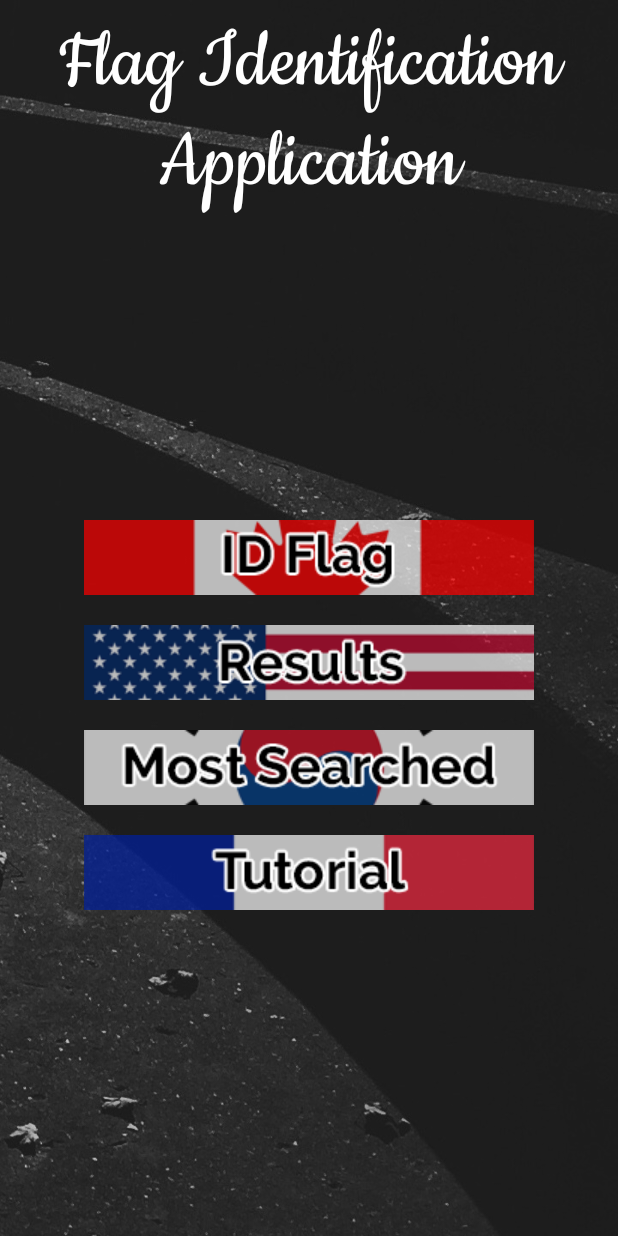
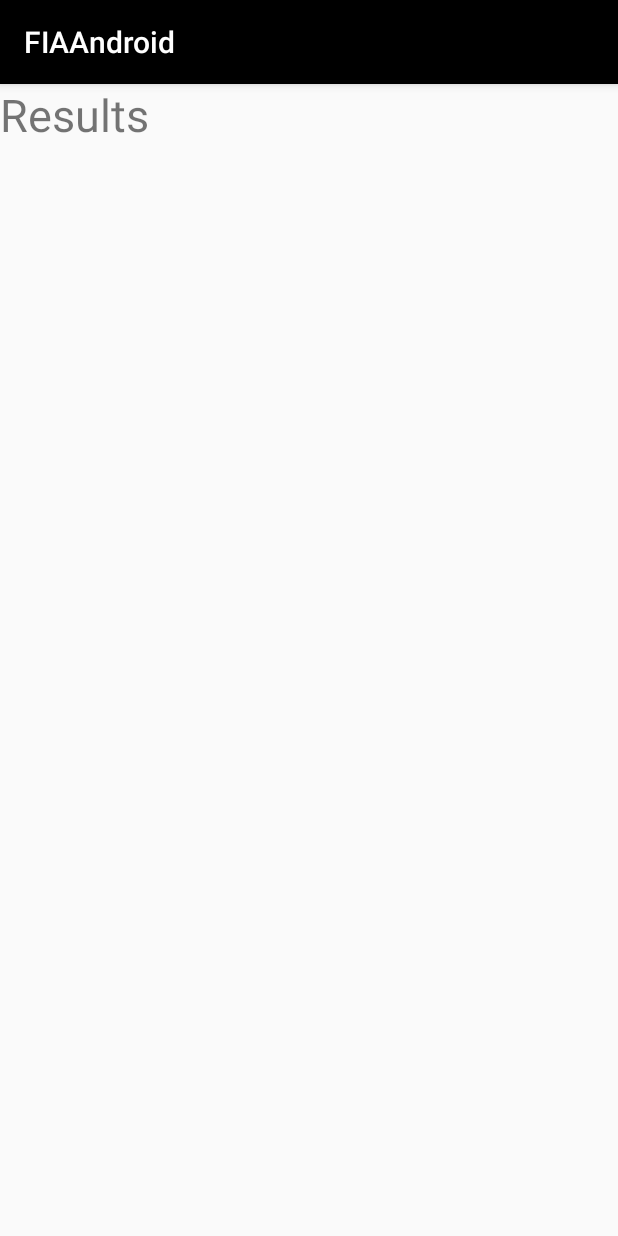
Before and after one commit to jandird/FIA, an Android app: the screen it shows after launch (MainActivity before the commit, ResultsActivity after it), after a tap on an icon or button, on a phone screen of 412 x 824 dp. Run offline under Robolectric (Android 15) with nearby library versions, the phone set to English and light mode, and no system bars.

Commit message:
created results page

```diff
--- a/FIAAndroid/app/src/main/AndroidManifest.xml
+++ b/FIAAndroid/app/src/main/AndroidManifest.xml
@@ -4,6 +4,7 @@
 
     <uses-permission android:name="android.permission.CAMERA"/>
     <uses-permission android:name="android.permission.WRITE_EXTERNAL_STORAGE"/>
+
     <uses-feature android:name="android.hardware.camera"/>
 
     <application
@@ -27,6 +28,8 @@
         </activity>
         <activity android:name=".CropActivity">
         </activity>
+        <activity android:name=".ResultsActivity">
+        </activity>
     </application>
 
 </manifest>
--- a/FIAAndroid/app/src/main/java/com/dalipjandir/fiaandroid/MainActivity.java
+++ b/FIAAndroid/app/src/main/java/com/dalipjandir/fiaandroid/MainActivity.java
@@ -51,7 +51,7 @@ public class MainActivity extends AppCompatActivity implements View.OnClickListe
             startActivity(new Intent(this, UploadActivity.class));
         }
         if (v == buttonResults){
-            System.out.println("buttonResults");
+            startActivity(new Intent(this, ResultsActivity.class));
         }
         if (v == buttonMS){
             System.out.println("buttonMS");
--- /dev/null
+++ b/FIAAndroid/app/src/main/java/com/dalipjandir/fiaandroid/ResultsActivity.java
@@ -0,0 +1,13 @@
+package com.dalipjandir.fiaandroid;
+
+import android.support.v7.app.AppCompatActivity;
+import android.os.Bundle;
+
+public class ResultsActivity extends AppCompatActivity {
+
+    @Override
+    protected void onCreate(Bundle savedInstanceState) {
+        super.onCreate(savedInstanceState);
+        setContentView(R.layout.activity_results);
+    }
+}
--- /dev/null
+++ b/FIAAndroid/app/src/main/res/layout/activity_results.xml
@@ -0,0 +1,16 @@
+<?xml version="1.0" encoding="utf-8"?>
+<android.support.constraint.ConstraintLayout
+        xmlns:android="http://schemas.android.com/apk/res/android"
+        xmlns:tools="http://schemas.android.com/tools"
+        xmlns:app="http://schemas.android.com/apk/res-auto"
+        android:layout_width="match_parent"
+        android:layout_height="match_parent"
+        tools:context="com.dalipjandir.fiaandroid.ResultsActivity">
+
+    <TextView
+            android:text="Results"
+            android:layout_width="339dp"
+            android:layout_height="131dp" tools:layout_editor_absoluteY="94dp"
+            tools:layout_editor_absoluteX="192dp" android:id="@+id/textView3" android:textSize="30sp"
+    />
+</android.support.constraint.ConstraintLayout>
```
Also changed, not shown: 5 other files.
